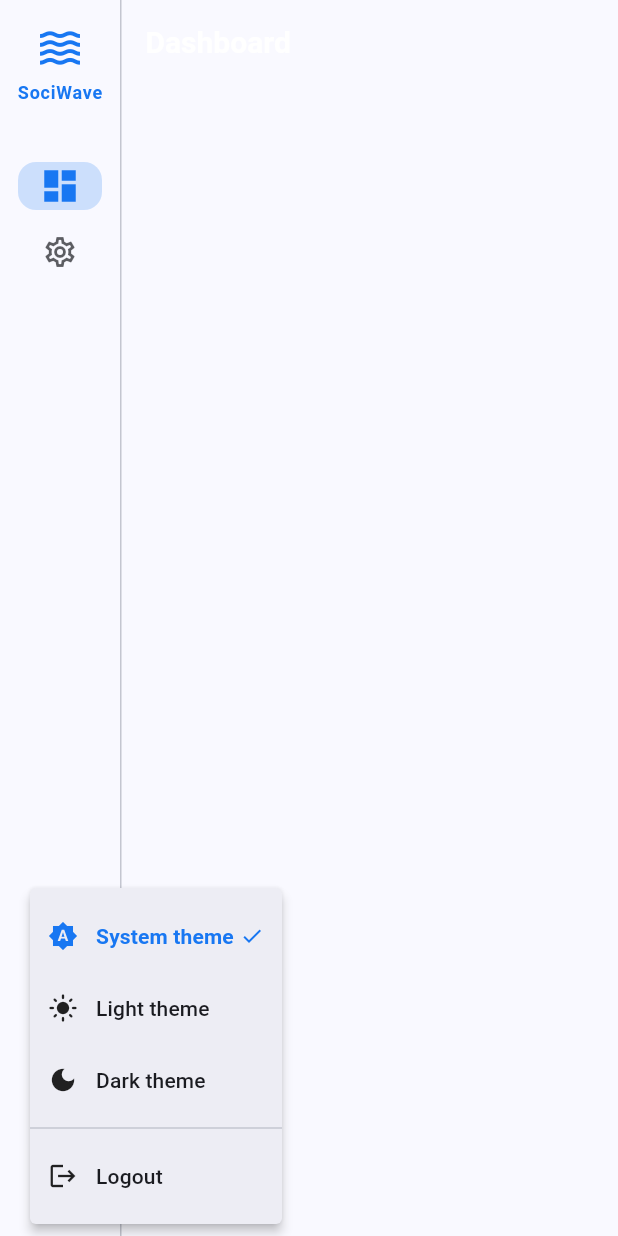
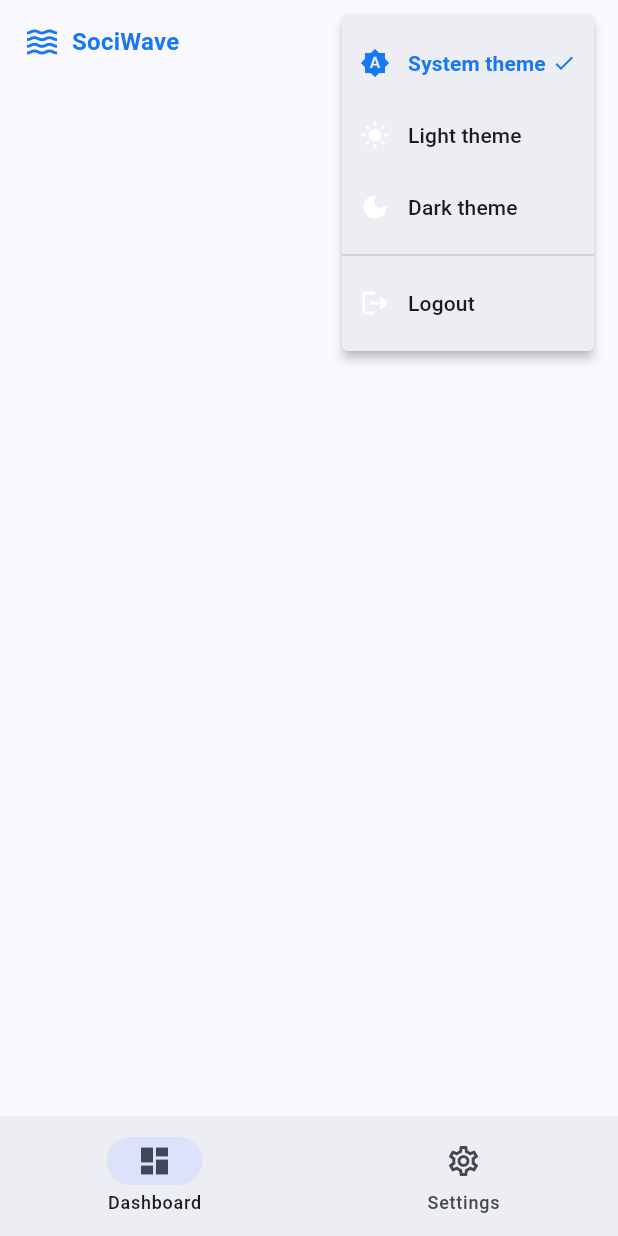
Before and after one commit to HauTranCong/sociwave, a Flutter app: the DashboardScreen screen opened by its route, after a tap on an icon or button, on a phone screen of 412 x 824 dp. Run offline on Flutter 3.47's test engine with Material 3 defaults, Android fonts, the light colour scheme and no system bars; our stand-ins replace dio, equatable, flutter_secure_storage, go_router, logger, shared_preferences; accounts and stored records are empty.

Commit message:
Support for small screen and avoid loading config infinity

```diff
--- a/webapp/lib/providers/config_provider.dart
+++ b/webapp/lib/providers/config_provider.dart
@@ -22,6 +22,7 @@ class ConfigProvider extends ChangeNotifier {
   final Map<String, String> _pageNames = {};
   final Map<String, bool> _pageConnectionStatus = {};
   bool _hydratedFromBackend = false;
+  bool _isHydratingPages = false;
 
   ConfigProvider(this._storage, [ApiClientProvider? apiClientProvider]) {
     _apiClientProvider = apiClientProvider;
@@ -56,8 +57,8 @@ class ConfigProvider extends ChangeNotifier {
       return;
     }
     if (hasSelectedPage) {
-  await loadConfig();
-  await testAllPagesConnection();
+      await loadConfig();
+      await testAllPagesConnection();
     } else {
       notifyListeners();
     }
@@ -147,7 +148,9 @@ class ConfigProvider extends ChangeNotifier {
     int? reelsLimit,
     int? commentsLimit,
   }) async {
-    final resolvedPage = _normalizePageId(pageId ?? _selectedPageId ?? _config.pageId);
+    final resolvedPage = _normalizePageId(
+      pageId ?? _selectedPageId ?? _config.pageId,
+    );
     final updatedConfig = _config.copyWith(
       token: token,
       version: version,
@@ -438,7 +441,11 @@ class ConfigProvider extends ChangeNotifier {
     if (storedSelection != null) {
       await _updateSelectedPage(storedSelection, persist: false, notify: false);
     } else if (_managedPages.isNotEmpty) {
-      await _updateSelectedPage(_managedPages.first, persist: false, notify: false);
+      await _updateSelectedPage(
+        _managedPages.first,
+        persist: false,
+        notify: false,
+      );
     } else {
       await _updateSelectedPage(null, persist: false, notify: false);
     }
@@ -507,14 +514,18 @@ class ConfigProvider extends ChangeNotifier {
   }
 
   Future<void> _hydratePagesFromBackend() async {
-    if (_hydratedFromBackend) return;
+    if (_hydratedFromBackend || _isHydratingPages) return;
     // Only hydrate when we have an auth header (user is logged in)
     if (!_hasAuthHeader()) return;
 
+    _isHydratingPages = true;
     try {
       final apiClient = _getApiClient();
       final backendPages = await apiClient.getPages();
-      if (backendPages.isEmpty) return;
+      if (backendPages.isEmpty) {
+        _hydratedFromBackend = true;
+        return;
+      }
       _managedPages = backendPages;
       await _storage.saveManagedPages(_managedPages);
 
@@ -538,12 +549,17 @@ class ConfigProvider extends ChangeNotifier {
       await testAllPagesConnection();
     } catch (e, stackTrace) {
       AppLogger.error('Failed to hydrate pages from backend', e, stackTrace);
+    } finally {
+      _isHydratingPages = false;
     }
   }
 
   /// Execute an async action with the ApiClient temporarily scoped to a pageId
   /// then restore the original page scope. Useful for per-page operations.
-  Future<T> _withPageScope<T>(String? pageId, Future<T> Function() action) async {
+  Future<T> _withPageScope<T>(
+    String? pageId,
+    Future<T> Function() action,
+  ) async {
     final apiClient = _getApiClient();
     final original = apiClient.pageId;
     try {
@@ -559,7 +575,10 @@ class ConfigProvider extends ChangeNotifier {
     final normalized = _normalizePageId(pageId);
     if (normalized == null) return null;
     try {
-      final config = await _withPageScope(normalized, () => _getApiClient().getConfig());
+      final config = await _withPageScope(
+        normalized,
+        () => _getApiClient().getConfig(),
+      );
       // Track page and its config status locally
       await _ensurePageTracked(normalized);
       _pageConfigStatus[normalized] = config.isValid;
@@ -567,7 +586,11 @@ class ConfigProvider extends ChangeNotifier {
       notifyListeners();
       return config;
     } catch (e, stackTrace) {
-      AppLogger.error('Failed to load config for page $normalized', e, stackTrace);
+      AppLogger.error(
+        'Failed to load config for page $normalized',
+        e,
+        stackTrace,
+      );
       return null;
     }
   }
@@ -589,7 +612,10 @@ class ConfigProvider extends ChangeNotifier {
       _pageConnectionStatus[normalized] = false;
 
       // Persist to backend scoped to the page, but do not change global selection.
-      await _withPageScope(normalized, () => _getApiClient().saveConfig(configToSave));
+      await _withPageScope(
+        normalized,
+        () => _getApiClient().saveConfig(configToSave),
+      );
 
       await _refreshPageName(normalized);
       await _storage.saveManagedPages(_managedPages);
@@ -597,7 +623,11 @@ class ConfigProvider extends ChangeNotifier {
       return true;
     } catch (e, stackTrace) {
       _setError('Failed to save config: $e');
-      AppLogger.error('Failed to save config for page $normalized', e, stackTrace);
+      AppLogger.error(
+        'Failed to save config for page $normalized',
+        e,
+        stackTrace,
+      );
       return false;
     } finally {
       _setLoading(false);
--- a/webapp/lib/screens/dashboard_screen.dart
+++ b/webapp/lib/screens/dashboard_screen.dart
@@ -46,7 +46,11 @@ class _DashboardScreenState extends State<DashboardScreen> {
     String? pageLabel,
   }) {
     final finalPageId = pageId ?? configProvider?.config.pageId ?? '';
-    final finalPageLabel = pageLabel ?? (configProvider != null ? configProvider.pageLabel(finalPageId) : finalPageId);
+    final finalPageLabel =
+        pageLabel ??
+        (configProvider != null
+            ? configProvider.pageLabel(finalPageId)
+            : finalPageId);
 
     return Row(
       children: [
@@ -56,7 +60,9 @@ class _DashboardScreenState extends State<DashboardScreen> {
             icon: Icons.person,
             title: 'Name',
             value: finalPageLabel.isNotEmpty ? finalPageLabel : 'Not set',
-            subtitle: finalPageId.isNotEmpty ? 'ID: $finalPageId' : 'No page selected',
+            subtitle: finalPageId.isNotEmpty
+                ? 'ID: $finalPageId'
+                : 'No page selected',
             color: Colors.orange,
           ),
         ),
@@ -83,7 +89,10 @@ class _DashboardScreenState extends State<DashboardScreen> {
     );
   }
 
-  Widget _buildReelsSection(ReelsProvider reelsProvider, {BuildContext? navContext}) {
+  Widget _buildReelsSection(
+    ReelsProvider reelsProvider, {
+    BuildContext? navContext,
+  }) {
     final theme = Theme.of(context);
     return Column(
       crossAxisAlignment: CrossAxisAlignment.start,
@@ -213,7 +222,6 @@ class _DashboardScreenState extends State<DashboardScreen> {
   // Previously there was logic to switch the global selected page. That behavior
   // has been removed; per-page operations now use explicit per-page APIs.
 
-
   Future<void> _refreshData() async {
     final reelsProvider = context.read<ReelsProvider>();
     await reelsProvider.refreshReels();
@@ -233,14 +241,6 @@ class _DashboardScreenState extends State<DashboardScreen> {
   @override
   Widget build(BuildContext context) {
     return Scaffold(
-      appBar: AppBar(
-        title: Align(
-          alignment: Alignment.centerLeft,
-          child: const Text('Dashboard'),
-        ),
-        automaticallyImplyLeading: false,
-        actions: [],
-      ),
       body: RefreshIndicator(
         onRefresh: _refreshData,
         child: CustomScrollView(
@@ -359,10 +359,7 @@ class _DashboardScreenState extends State<DashboardScreen> {
           child: Card(
             shape: RoundedRectangleBorder(
               borderRadius: BorderRadius.circular(14),
-              side: BorderSide(
-                color: Colors.grey.withOpacity(0.25),
-                width: 1,
-              ),
+              side: BorderSide(color: Colors.grey.withOpacity(0.25), width: 1),
             ),
             child: Padding(
               padding: const EdgeInsets.all(16),
@@ -386,17 +383,13 @@ class _DashboardScreenState extends State<DashboardScreen> {
                               children: [
                                 Text(
                                   label,
-                                  style: Theme.of(context)
-                                      .textTheme
-                                      .titleMedium
+                                  style: Theme.of(context).textTheme.titleMedium
                                       ?.copyWith(fontWeight: FontWeight.bold),
                                   overflow: TextOverflow.ellipsis,
                                 ),
                                 Text(
                                   'ID: $pageId',
-                                  style: Theme.of(context)
-                                      .textTheme
-                                      .bodySmall
+                                  style: Theme.of(context).textTheme.bodySmall
                                       ?.copyWith(color: Colors.grey[600]),
                                   overflow: TextOverflow.ellipsis,
                                 ),
@@ -413,7 +406,8 @@ class _DashboardScreenState extends State<DashboardScreen> {
                     const LoadingIndicator(message: 'Loading page...'),
                   ] else
                     Consumer3<RulesProvider, ReelsProvider, ConfigProvider>(
-                      builder: (
+                      builder:
+                          (
                             context,
                             rulesProvider,
                             reelsProvider,
@@ -431,7 +425,9 @@ class _DashboardScreenState extends State<DashboardScreen> {
                                   pageLabel: label,
                                 ),
                                 const SizedBox(height: 16),
-                            _buildMonitoringSection(margin: EdgeInsets.zero),
+                                _buildMonitoringSection(
+                                  margin: EdgeInsets.zero,
+                                ),
                                 const SizedBox(height: 16),
                                 _buildReelsSection(reelsProvider),
                               ],
@@ -526,7 +522,9 @@ class _DashboardScreenState extends State<DashboardScreen> {
           ),
           child: InkWell(
             borderRadius: BorderRadius.circular(14),
-            onTap: _isSwitchingPage ? null : () => _openPageDetailsInline(pageId),
+            onTap: _isSwitchingPage
+                ? null
+                : () => _openPageDetailsInline(pageId),
             child: Padding(
               padding: const EdgeInsets.all(16),
               child: Column(
@@ -563,23 +561,31 @@ class _DashboardScreenState extends State<DashboardScreen> {
                   Row(
                     children: [
                       Chip(
-                        label: Text(isConfigured ? 'Configured' : 'Missing config'),
+                        label: Text(
+                          isConfigured ? 'Configured' : 'Missing config',
+                        ),
                         backgroundColor: isConfigured
                             ? Colors.green.withOpacity(0.15)
                             : Colors.orangeAccent.withOpacity(0.15),
                         labelStyle: theme.textTheme.bodySmall?.copyWith(
-                          color: isConfigured ? Colors.green : Colors.orangeAccent,
+                          color: isConfigured
+                              ? Colors.green
+                              : Colors.orangeAccent,
                           fontWeight: FontWeight.w600,
                         ),
                       ),
                       const SizedBox(width: 8),
                       Chip(
-                        label: Text(isConnected ? 'Connected' : 'Not Connected'),
+                        label: Text(
+                          isConnected ? 'Connected' : 'Not Connected',
+                        ),
                         backgroundColor: isConnected
                             ? Colors.green.withOpacity(0.15)
                             : Colors.orangeAccent.withOpacity(0.15),
                         labelStyle: theme.textTheme.bodySmall?.copyWith(
-                          color: isConnected ? Colors.green : Colors.orangeAccent,
+                          color: isConnected
+                              ? Colors.green
+                              : Colors.orangeAccent,
                           fontWeight: FontWeight.w600,
                         ),
                       ),
--- a/webapp/lib/widgets/main_layout.dart
+++ b/webapp/lib/widgets/main_layout.dart
@@ -19,26 +19,108 @@ class MainLayout extends StatefulWidget {
 
 class _MainLayoutState extends State<MainLayout> {
   // removed session-expired modal behavior
+  static const double _compactWidthBreakpoint = 760;
 
   @override
   Widget build(BuildContext context) {
+    final width = MediaQuery.sizeOf(context).width;
+    final isCompact = width < _compactWidthBreakpoint;
     final theme = Theme.of(context);
     final authProvider = context.watch<AuthProvider>();
     final themeProvider = context.watch<ThemeProvider>();
     final currentLocation = GoRouterState.of(context).uri.toString();
+    final selectedIndex = _getSelectedIndex(currentLocation);
+
+    if (isCompact) {
+      return Scaffold(
+        appBar: AppBar(
+          centerTitle: false,
+          titleSpacing: 16,
+          title: Row(
+            mainAxisSize: MainAxisSize.min,
+            children: [
+              Icon(Icons.waves, color: theme.colorScheme.primary),
+              const SizedBox(width: 8),
+              Text(
+                AppConstants.appName,
+                style: theme.textTheme.titleMedium?.copyWith(
+                  fontWeight: FontWeight.w700,
+                  color: theme.colorScheme.primary,
+                ),
+              ),
+              Spacer(),
+              Padding(
+                padding: const EdgeInsets.fromLTRB(16, 12, 0, 8),
+                child: Align(
+                  alignment: Alignment.centerRight,
+                  child: _buildUserMenu(
+                    theme: theme,
+                    authProvider: authProvider,
+                    themeProvider: themeProvider,
+                    context: context,
+                    child: CircleAvatar(
+                      backgroundColor: theme.colorScheme.primary,
+                      child: Text(
+                        authProvider.username?.substring(0, 1).toUpperCase() ??
+                            'U',
+                        style: TextStyle(
+                          color: theme.colorScheme.onPrimary,
+                          fontWeight: FontWeight.bold,
+                        ),
+                      ),
+                    ),
+                  ),
+                ),
+              ),
+            ],
+          ),
+        ),
+        body: Column(children: [Expanded(child: widget.child)]),
+        bottomNavigationBar: NavigationBar(
+          selectedIndex: selectedIndex,
+          onDestinationSelected: (index) => _navigateToIndex(context, index),
+          destinations: const [
+            NavigationDestination(
+              icon: Icon(Icons.dashboard_outlined),
+              selectedIcon: Icon(Icons.dashboard),
+              label: 'Dashboard',
+              tooltip: "",
+            ),
+            NavigationDestination(
+              icon: Icon(Icons.settings_outlined),
+              selectedIcon: Icon(Icons.settings),
+              label: 'Settings',
+              tooltip: "",
+            ),
+          ],
+        ),
+      );
+    }
 
     return Scaffold(
       body: Row(
         children: [
           // Left Navigation Bar
-          NavigationRail(
+          Theme(
+            data: theme.copyWith(
+              // Remove default ink ripple/hover overlays that draw odd rectangles
+              // and let the custom square handle its own hover fill.
+              colorScheme: theme.colorScheme.copyWith(
+                primary: theme.colorScheme.primary.withAlpha(0),
+              ),
+              splashColor: Colors.transparent,
+              highlightColor: Colors.transparent,
+              hoverColor: Colors.transparent,
+              splashFactory: NoSplash.splashFactory,
+              navigationRailTheme: theme.navigationRailTheme.copyWith(),
+            ),
+            child: NavigationRail(
               // Keep destinations pinned toward the top and user/menu at bottom.
               groupAlignment: -1.0,
               backgroundColor: theme.colorScheme.surface,
-            indicatorColor: theme.colorScheme.primary.withOpacity(0.2),
-            indicatorShape: RoundedRectangleBorder(
-              borderRadius: BorderRadius.circular(12),
-            ),
+              // Hide default indicator; we draw our own square highlight
+              indicatorColor: Colors.transparent,
+              useIndicator: false,
               selectedIconTheme: IconThemeData(
                 color: theme.colorScheme.primary,
                 size: 28,
@@ -51,7 +133,7 @@ class _MainLayoutState extends State<MainLayout> {
                 color: theme.colorScheme.primary,
               ),
               unselectedLabelTextStyle: theme.textTheme.labelLarge,
-            selectedIndex: _getSelectedIndex(currentLocation),
+              selectedIndex: selectedIndex,
               onDestinationSelected: (index) {
                 _navigateToIndex(context, index);
               },
@@ -87,52 +169,11 @@ class _MainLayoutState extends State<MainLayout> {
                       children: [
                         const Divider(),
                         const SizedBox(height: 8),
-                      PopupMenuButton<_UserMenuAction>(
-                        tooltip: 'Theme & logout',
-                        position: PopupMenuPosition.over,
-                        onSelected: (action) => _handleMenuSelection(
-                          action,
-                          themeProvider,
-                          context,
-                        ),
-                        itemBuilder: (context) => [
-                          PopupMenuItem(
-                            value: _UserMenuAction.systemTheme,
-                            child: _buildMenuRow(
-                              theme,
-                              icon: Icons.brightness_auto,
-                              label: 'System theme',
-                              selected: themeProvider.themeMode == ThemeMode.system,
-                            ),
-                          ),
-                          PopupMenuItem(
-                            value: _UserMenuAction.lightTheme,
-                            child: _buildMenuRow(
-                              theme,
-                              icon: Icons.light_mode,
-                              label: 'Light theme',
-                              selected: themeProvider.themeMode == ThemeMode.light,
-                            ),
-                          ),
-                          PopupMenuItem(
-                            value: _UserMenuAction.darkTheme,
-                            child: _buildMenuRow(
-                              theme,
-                              icon: Icons.dark_mode,
-                              label: 'Dark theme',
-                              selected: themeProvider.themeMode == ThemeMode.dark,
-                            ),
-                          ),
-                          const PopupMenuDivider(),
-                          PopupMenuItem(
-                            value: _UserMenuAction.logout,
-                            child: _buildMenuRow(
-                              theme,
-                              icon: Icons.logout,
-                              label: 'Logout',
-                            ),
-                          ),
-                        ],
+                        _buildUserMenu(
+                          theme: theme,
+                          authProvider: authProvider,
+                          themeProvider: themeProvider,
+                          context: context,
                           child: Column(
                             crossAxisAlignment: CrossAxisAlignment.center,
                             mainAxisAlignment: MainAxisAlignment.center,
@@ -167,18 +208,25 @@ class _MainLayoutState extends State<MainLayout> {
                   ),
                 ),
               ),
-            destinations: const [
-              NavigationRailDestination(
-                icon: Tooltip(message: 'Dashboard', child: Icon(Icons.dashboard_outlined)),
-                selectedIcon: Icon(Icons.dashboard),
-                label: Text('DASHBOARD', style: TextStyle(fontSize: 14)),
+              destinations: [
+                _buildDestination(
+                  theme: theme,
+                  icon: Icons.dashboard_outlined,
+                  selectedIcon: Icons.dashboard,
+                  label: 'DASHBOARD',
+                  selected: selectedIndex == 0,
+                  tooltip: 'Dashboard',
                 ),
-              NavigationRailDestination(
-                icon: Tooltip(message: 'Settings', child: Icon(Icons.settings_outlined)),
-                selectedIcon: Icon(Icons.settings),
-                label: Text('SETTINGS', style: TextStyle(fontSize: 14)),
+                _buildDestination(
+                  theme: theme,
+                  icon: Icons.settings_outlined,
+                  selectedIcon: Icons.settings,
+                  label: 'SETTINGS',
+                  selected: selectedIndex == 1,
+                  tooltip: 'Settings',
                 ),
               ],
+            ),
           ),
 
           // Vertical Divider
@@ -279,12 +327,139 @@ class _MainLayoutState extends State<MainLayout> {
           ),
         ),
         if (selected)
-          Icon(
-            Icons.check,
-            size: 16,
-            color: theme.colorScheme.primary,
-          ),
+          Icon(Icons.check, size: 16, color: theme.colorScheme.primary),
       ],
     );
   }
+
+  Widget _buildUserMenu({
+    required ThemeData theme,
+    required AuthProvider authProvider,
+    required ThemeProvider themeProvider,
+    required BuildContext context,
+    required Widget child,
+  }) {
+    return PopupMenuButton<_UserMenuAction>(
+      tooltip: 'Theme & logout',
+      position: PopupMenuPosition.over,
+      onSelected: (action) =>
+          _handleMenuSelection(action, themeProvider, context),
+      itemBuilder: (context) => [
+        PopupMenuItem(
+          value: _UserMenuAction.systemTheme,
+          child: _buildMenuRow(
+            theme,
+            icon: Icons.brightness_auto,
+            label: 'System theme',
+            selected: themeProvider.themeMode == ThemeMode.system,
+          ),
+        ),
+        PopupMenuItem(
+          value: _UserMenuAction.lightTheme,
+          child: _buildMenuRow(
+            theme,
+            icon: Icons.light_mode,
+            label: 'Light theme',
+            selected: themeProvider.themeMode == ThemeMode.light,
+          ),
+        ),
+        PopupMenuItem(
+          value: _UserMenuAction.darkTheme,
+          child: _buildMenuRow(
+            theme,
+            icon: Icons.dark_mode,
+            label: 'Dark theme',
+            selected: themeProvider.themeMode == ThemeMode.dark,
+          ),
+        ),
+        const PopupMenuDivider(),
+        PopupMenuItem(
+          value: _UserMenuAction.logout,
+          child: _buildMenuRow(theme, icon: Icons.logout, label: 'Logout'),
+        ),
+      ],
+      child: child,
+    );
   }
+
+  NavigationRailDestination _buildDestination({
+    required ThemeData theme,
+    required IconData icon,
+    required IconData selectedIcon,
+    required String label,
+    required bool selected,
+    String? tooltip,
+  }) {
+    final text = Text(label, style: const TextStyle(fontSize: 14));
+    final baseIcon = _NavigationSquareIcon(
+      icon: icon,
+      theme: theme,
+      selected: false,
+    );
+    final activeIcon = _NavigationSquareIcon(
+      icon: selectedIcon,
+      theme: theme,
+      selected: true,
+    );
+
+    return NavigationRailDestination(
+      icon: tooltip != null
+          ? Tooltip(message: tooltip, child: baseIcon)
+          : baseIcon,
+      selectedIcon: tooltip != null
+          ? Tooltip(message: tooltip, child: activeIcon)
+          : activeIcon,
+      label: text,
+    );
+  }
+}
+
+class _NavigationSquareIcon extends StatefulWidget {
+  const _NavigationSquareIcon({
+    required this.icon,
+    required this.theme,
+    required this.selected,
+  });
+
+  final IconData icon;
+  final ThemeData theme;
+  final bool selected;
+
+  @override
+  State<_NavigationSquareIcon> createState() => _NavigationSquareIconState();
+}
+
+class _NavigationSquareIconState extends State<_NavigationSquareIcon> {
+  bool _hovering = false;
+
+  @override
+  Widget build(BuildContext context) {
+    final iconColor = widget.selected
+        ? widget.theme.colorScheme.primary
+        : widget.theme.colorScheme.onSurface.withOpacity(0.7);
+
+    final baseBackground = widget.selected
+        ? widget.theme.colorScheme.primary.withOpacity(0.18)
+        : widget.theme.colorScheme.onSurface.withOpacity(0.08);
+    final hoverBackground = widget.selected
+        ? widget.theme.colorScheme.primary.withOpacity(0.24)
+        : widget.theme.colorScheme.onSurface.withOpacity(0.12);
+    return MouseRegion(
+      cursor: SystemMouseCursors.click,
+      onEnter: (_) => setState(() => _hovering = true),
+      onExit: (_) => setState(() => _hovering = false),
+      child: AnimatedContainer(
+        duration: const Duration(milliseconds: 180),
+        curve: Curves.easeOut,
+        width: 52,
+        height: 52,
+        decoration: BoxDecoration(
+          color: _hovering ? hoverBackground : baseBackground,
+          borderRadius: BorderRadius.circular(10),
+        ),
+        alignment: Alignment.center,
+        child: Icon(widget.icon, color: iconColor, size: 24),
+      ),
+    );
+  }
+}
```
Also changed, not shown: webapp/lib/providers/monitor_provider.dart (+9 -0 lines), webapp/lib/screens/settings_screen.dart (+7 -8 lines). Lines whose indentation alone changed are shown as unchanged.
